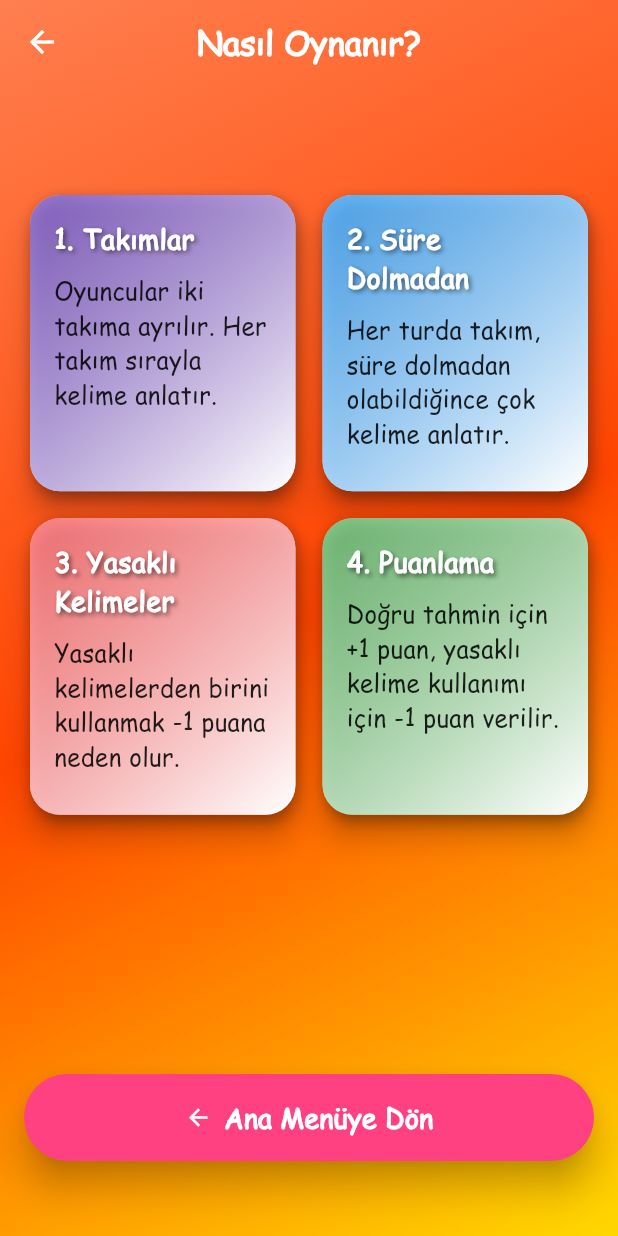
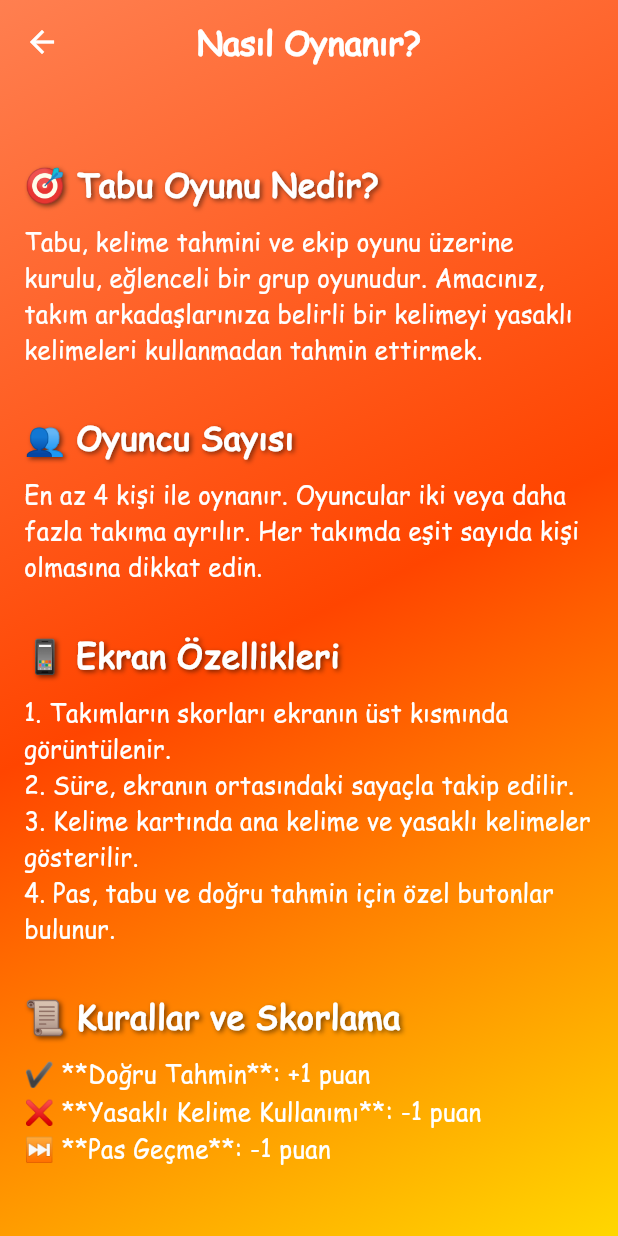
Before and after one commit to emrearinc/PasGec, a Flutter app: the HowToPlayScreen screen opened directly, on a phone screen of 412 x 824 dp. Run offline on Flutter 3.47's test engine with Material 3 defaults, Android fonts, the phone set to English and light mode, and no system bars; our stand-ins replace audioplayers, auto_size_text, awesome_dialog, package_info_plus, shared_preferences, sqflite and 1 more; accounts and stored records are empty.

Commit message:
iyi geceler

```diff
--- a/lib/database_helper.dart
+++ b/lib/database_helper.dart
@@ -23,8 +23,6 @@ class DatabaseHelper {
   Future<Database> _initDatabase() async {
     final dbName = 'words_database.db';  // Şifrelenmemiş veritabanı ismi
     String path = join(await getDatabasesPath(), 'words_database.db');
-    print('Database Path: $path');
-
     // Veritabanını kopyala (eğer yoksa) ve güncelle
     await _copyDatabaseIfNotExists(dbName);
 
--- a/lib/home_screen.dart
+++ b/lib/home_screen.dart
@@ -199,7 +199,7 @@ class HomeScreenState extends State<HomeScreen> {
 
   void _navigateToScreen(int index) {
     switch (index) {
-      case 0:
+      case 0: // Oyuna Başla
         Navigator.push(
           context,
           MaterialPageRoute(
@@ -214,31 +214,36 @@ class HomeScreenState extends State<HomeScreen> {
           ),
         );
         break;
-      case 1:
+      case 1: // Ayarlar
         Navigator.push(
           context,
-          MaterialPageRoute(builder: (context) => const SettingsScreen()),
-        );
+          MaterialPageRoute(
+            builder: (context) => const SettingsScreen(),
+          ),
+        ).then((value) {
+          // Ayarlardan döndükten sonra ayarları yeniden yükle
+          _loadSettings();
+        });
         break;
-      case 2:
+      case 2: // Kelimeleri Yönet
         Navigator.push(
           context,
           MaterialPageRoute(builder: (context) => const WordsScreen()),
         );
         break;
-      case 3:
+      case 3: // Nasıl Oynanır
         Navigator.push(
           context,
           MaterialPageRoute(builder: (context) => const HowToPlayScreen()),
         );
         break;
-      case 4:
+      case 4: // Skorlar
         Navigator.push(
           context,
           MaterialPageRoute(builder: (context) => const ScoresScreen()),
         );
         break;
-      case 5:
+      case 5: // Jokerleri Yönet
         Navigator.push(
           context,
           MaterialPageRoute(builder: (context) => const JokerManagementScreen()),
--- a/lib/how_to_play_screen.dart
+++ b/lib/how_to_play_screen.dart
@@ -6,16 +6,16 @@ class HowToPlayScreen extends StatelessWidget {
   @override
   Widget build(BuildContext context) {
     return Scaffold(
-      extendBodyBehindAppBar: true, // AppBar'ın içerikten bağımsız görünmesini sağlar
+      extendBodyBehindAppBar: true,
       appBar: AppBar(
         title: const Text(
           'Nasıl Oynanır?',
           style: TextStyle(fontWeight: FontWeight.bold),
         ),
         centerTitle: true,
-        backgroundColor: Colors.transparent, // Şeffaf AppBar
+        backgroundColor: Colors.transparent,
         foregroundColor: Colors.white,
-        elevation: 0, // Ayrım çizgisini kaldırır
+        elevation: 0,
       ),
       body: Container(
         decoration: const BoxDecoration(
@@ -26,42 +26,50 @@ class HowToPlayScreen extends StatelessWidget {
           ),
         ),
         child: Padding(
-          padding: const EdgeInsets.symmetric(horizontal: 16.0, vertical: 50.0),
-          child: Column(
-            crossAxisAlignment: CrossAxisAlignment.stretch,
+          padding: const EdgeInsets.symmetric(horizontal: 16.0, vertical: 20.0),
+          child: ListView(
             children: [
               const SizedBox(height: 20),
-              Expanded(
-                child: GridView.count(
-                  crossAxisCount: 2,
-                  mainAxisSpacing: 10,
-                  crossAxisSpacing: 10,
-                  childAspectRatio: 0.9,
-                  children: [
-                    _buildRuleCard(
-                      '1. Takımlar',
-                      'Oyuncular iki takıma ayrılır. Her takım sırayla kelime anlatır.',
-                      Colors.deepPurple,
+              _buildSectionTitle('🎯 Tabu Oyunu Nedir?'),
+              _buildText(
+                'Tabu, kelime tahmini ve ekip oyunu üzerine kurulu, eğlenceli bir grup oyunudur. Amacınız, takım arkadaşlarınıza belirli bir kelimeyi yasaklı kelimeleri kullanmadan tahmin ettirmek.',
               ),
-                    _buildRuleCard(
-                      '2. Süre Dolmadan',
-                      'Her turda takım, süre dolmadan olabildiğince çok kelime anlatır.',
-                      Colors.blue,
+              const SizedBox(height: 20),
+              _buildSectionTitle('👥 Oyuncu Sayısı'),
+              _buildText(
+                'En az 4 kişi ile oynanır. Oyuncular iki veya daha fazla takıma ayrılır. Her takımda eşit sayıda kişi olmasına dikkat edin.',
               ),
-                    _buildRuleCard(
-                      '3. Yasaklı Kelimeler',
-                      'Yasaklı kelimelerden birini kullanmak -1 puana neden olur.',
-                      Colors.redAccent,
+              const SizedBox(height: 20),
+              _buildSectionTitle('📱 Ekran Özellikleri'),
+              _buildText(
+                '1. Takımların skorları ekranın üst kısmında görüntülenir.\n'
+                    '2. Süre, ekranın ortasındaki sayaçla takip edilir.\n'
+                    '3. Kelime kartında ana kelime ve yasaklı kelimeler gösterilir.\n'
+                    '4. Pas, tabu ve doğru tahmin için özel butonlar bulunur.',
               ),
-                    _buildRuleCard(
-                      '4. Puanlama',
-                      'Doğru tahmin için +1 puan, yasaklı kelime kullanımı için -1 puan verilir.',
-                      Colors.green,
+              const SizedBox(height: 20),
+              _buildSectionTitle('📜 Kurallar ve Skorlama'),
+              _buildText(
+                '✔ **Doğru Tahmin**: +1 puan\n'
+                    '❌ **Yasaklı Kelime Kullanımı**: -1 puan\n'
+                    '⏭ **Pas Geçme**: -1 puan\n\n'
+                    'Süre dolduğunda sıra diğer takıma geçer. Oyuncular, tahminleri hızlı ve yaratıcı bir şekilde yapmaya çalışmalıdır.',
               ),
-                  ],
+              const SizedBox(height: 20),
+              _buildSectionTitle('🏆 Oyun Nasıl Kazanılır?'),
+              _buildText(
+                'Belirlenen hedef puana ilk ulaşan takım oyunu kazanır. Eğer takımlar eşit puana sahipse, kazananı belirlemek için ek bir tur oynatılabilir.',
               ),
+              const SizedBox(height: 20),
+              _buildSectionTitle('💡 İpuçları ve Taktikler'),
+              _buildText(
+                '1. Soyut ifadelerle kelimeyi anlatmaya çalışın. Örneğin, "Kedi" kelimesi için "Evcil, bağımsız bir hayvan" diyebilirsiniz.\n'
+                    '2. Takım üyeleri dikkatlice dinlemeli ve hızlı tahmin yapmalıdır.\n'
+                    '3. Rahat bir ortamda oynayın ve eğlenmeye odaklanın!',
               ),
-              ElevatedButton.icon(
+              const SizedBox(height: 40),
+              Center(
+                child: ElevatedButton.icon(
                   onPressed: () {
                     Navigator.pop(context);
                   },
@@ -71,14 +79,14 @@ class HowToPlayScreen extends StatelessWidget {
                     style: TextStyle(fontSize: 18, fontWeight: FontWeight.bold),
                   ),
                   style: ElevatedButton.styleFrom(
-                  padding:
-                  const EdgeInsets.symmetric(vertical: 16, horizontal: 40),
+                    padding: const EdgeInsets.symmetric(vertical: 16, horizontal: 40),
                     backgroundColor: Colors.pinkAccent,
                     foregroundColor: Colors.white,
                     shape: RoundedRectangleBorder(
                       borderRadius: BorderRadius.circular(30),
                     ),
                     elevation: 10,
+                  ),
                 ),
               ),
             ],
@@ -88,34 +96,13 @@ class HowToPlayScreen extends StatelessWidget {
     );
   }
 
-  Widget _buildRuleCard(String title, String description, Color color) {
-    return Card(
-      elevation: 8,
-      shape: RoundedRectangleBorder(borderRadius: BorderRadius.circular(20)),
-      child: Container(
-        padding: const EdgeInsets.all(16.0),
-        decoration: BoxDecoration(
-          gradient: LinearGradient(
-            colors: [color.withOpacity(0.7), Colors.white],
-            begin: Alignment.topLeft,
-            end: Alignment.bottomRight,
-          ),
-          borderRadius: BorderRadius.circular(20),
-          boxShadow: [
-            BoxShadow(
-              color: Colors.black26,
-              blurRadius: 8.0,
-              offset: const Offset(2.0, 4.0),
-            ),
-          ],
-        ),
-        child: Column(
-          crossAxisAlignment: CrossAxisAlignment.start,
-          children: [
-            Text(
+  Widget _buildSectionTitle(String title) {
+    return Padding(
+      padding: const EdgeInsets.symmetric(vertical: 10.0),
+      child: Text(
         title,
         style: const TextStyle(
-                fontSize: 18,
+          fontSize: 22,
           fontWeight: FontWeight.bold,
           color: Colors.white,
           shadows: [
@@ -127,16 +114,16 @@ class HowToPlayScreen extends StatelessWidget {
           ],
         ),
       ),
-            const SizedBox(height: 10),
-            Text(
-              description,
+    );
+  }
+
+  Widget _buildText(String text) {
+    return Text(
+      text,
       style: const TextStyle(
         fontSize: 16,
-                color: Colors.black87,
-              ),
-            ),
-          ],
-        ),
+        color: Colors.white,
+        height: 1.5,
       ),
     );
   }
```
Lines whose indentation alone changed are shown as unchanged.
